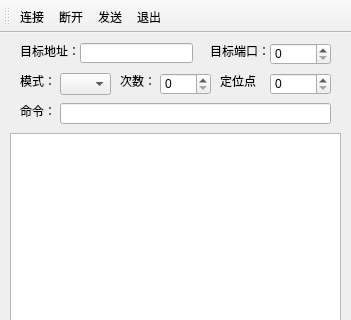
Old version of the form mainwindow.ui in the repository imLuning/QT_AgvGui; both pictures show x 0 to 351 and y 0 to 320 of the 351 by 694 pixel window.
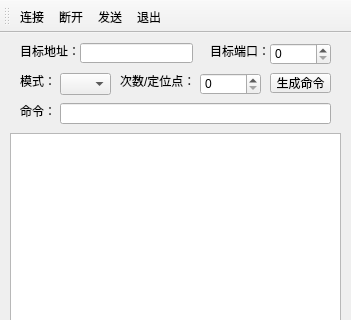
New version of the form. Icons and pictures are not drawn.

Commit message: 自动生成自动/手动命令。

Patch:
```diff
--- a/mainwindow.ui
+++ b/mainwindow.ui
@@ -149,17 +149,7 @@
    <widget class="QSpinBox" name="spinBoxCount">
     <property name="geometry">
      <rect>
-      <x>160</x>
-      <y>40</y>
-      <width>51</width>
-      <height>22</height>
-     </rect>
-    </property>
-   </widget>
-   <widget class="QSpinBox" name="spinBoxLocatedPoint">
-    <property name="geometry">
-     <rect>
-      <x>270</x>
+      <x>200</x>
       <y>40</y>
       <width>61</width>
       <height>22</height>
@@ -171,25 +161,12 @@
      <rect>
       <x>120</x>
       <y>40</y>
-      <width>31</width>
+      <width>71</width>
       <height>16</height>
      </rect>
     </property>
     <property name="text">
-     <string>次数：</string>
-    </property>
-   </widget>
-   <widget class="QLabel" name="labelLocatedPoint">
-    <property name="geometry">
-     <rect>
-      <x>220</x>
-      <y>40</y>
-      <width>41</width>
-      <height>16</height>
-     </rect>
-    </property>
-    <property name="text">
-     <string>定位点：</string>
+     <string>次数/定位点：</string>
     </property>
    </widget>
    <widget class="QLabel" name="labelCommand">
@@ -205,6 +182,19 @@
      <string>命令：</string>
     </property>
    </widget>
+   <widget class="QPushButton" name="btnSetCommand">
+    <property name="geometry">
+     <rect>
+      <x>270</x>
+      <y>40</y>
+      <width>61</width>
+      <height>20</height>
+     </rect>
+    </property>
+    <property name="text">
+     <string>生成命令</string>
+    </property>
+   </widget>
   </widget>
   <widget class="QMenuBar" name="menuBar">
    <property name="geometry">
```
Left out of the diff: 4 changed lines with no effect on the pictures. The commit also changes 5 other files.
